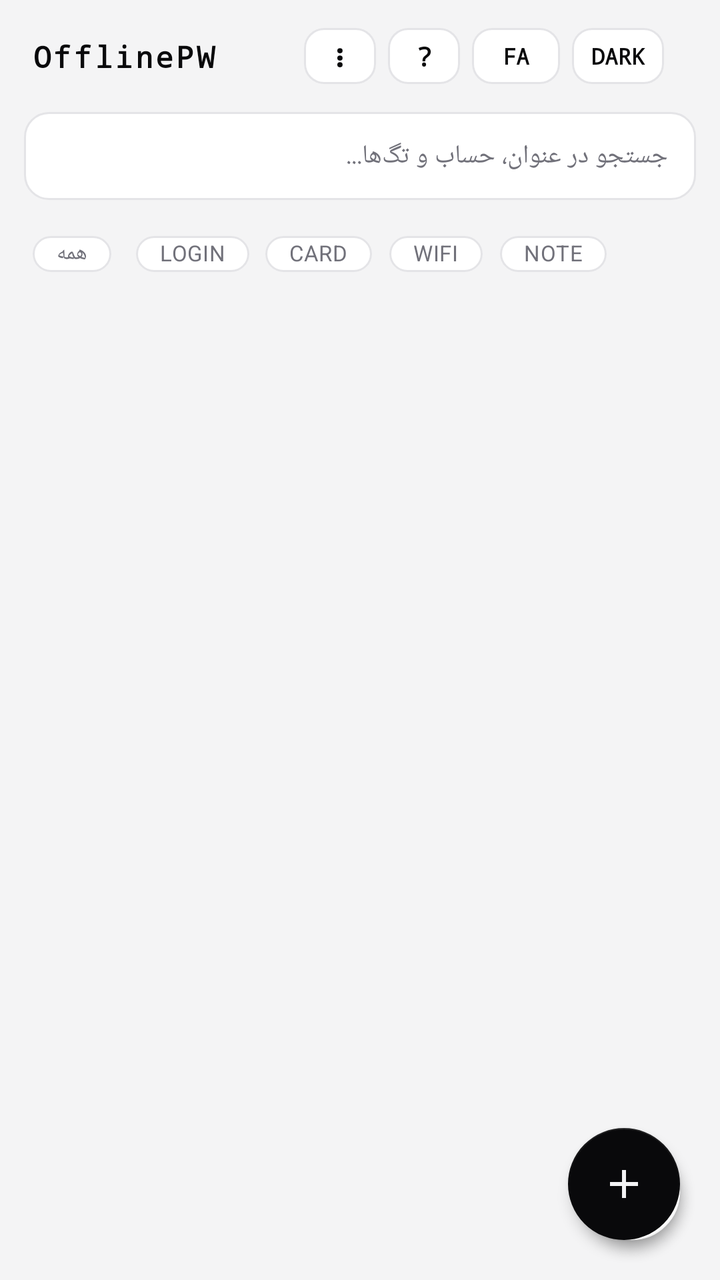
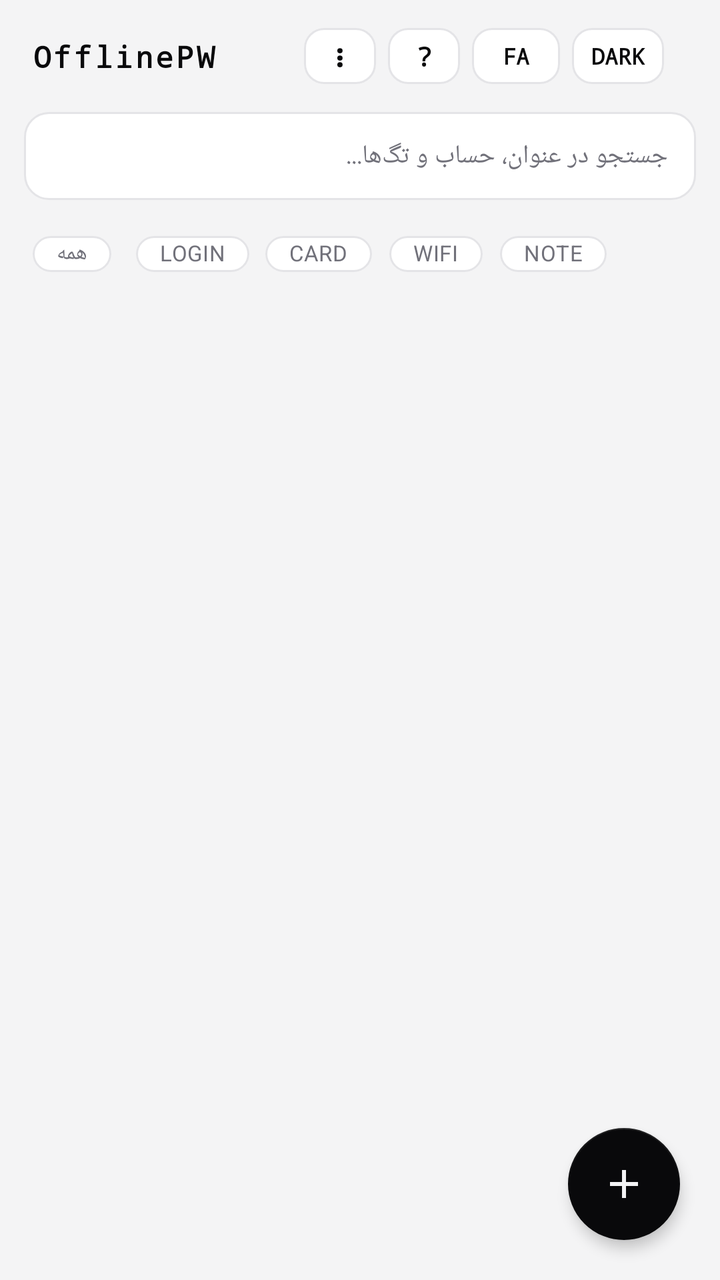

The first picture is an Android layout as it rendered before a commit; the second is the same layout after the commit. The layout source and the unified diff follow.
<!-- AndroidManifest.xml: application theme Theme.Material3.Dark.NoActionBar -->
<!-- res/layout/activity_main.xml -->
<?xml version="1.0" encoding="utf-8"?>
<androidx.coordinatorlayout.widget.CoordinatorLayout
    xmlns:android="http://schemas.android.com/apk/res/android"
    xmlns:app="http://schemas.android.com/apk/res-auto"
    android:id="@+id/mainRootLayout"
    android:layout_width="match_parent"
    android:layout_height="match_parent"
    android:background="@color/nordic_bg">

    <com.google.android.material.appbar.AppBarLayout
        android:id="@+id/appBarLayout"
        android:layout_width="match_parent"
        android:layout_height="wrap_content"
        android:background="@color/nordic_bg"
        app:elevation="0dp">

        <androidx.appcompat.widget.Toolbar
            android:id="@+id/toolbar"
            android:layout_width="match_parent"
            android:layout_height="56dp"
            android:paddingHorizontal="14dp">

            <androidx.constraintlayout.widget.ConstraintLayout
                android:layout_width="match_parent"
                android:layout_height="match_parent">

                
                <TextView
                    android:id="@+id/tvAppTitle"
                    android:layout_width="wrap_content"
                    android:layout_height="wrap_content"
                    android:text="OfflinePW"
                    android:textColor="@color/nordic_text_primary"
                    android:textStyle="bold"
                    android:letterSpacing="0.08"
                    android:fontFamily="monospace"
                    android:textSize="15sp"
                    app:layout_constraintStart_toStartOf="parent"
                    app:layout_constraintTop_toTopOf="parent"
                    app:layout_constraintBottom_toBottomOf="parent" />

                
                <LinearLayout
                    android:layout_width="wrap_content"
                    android:layout_height="wrap_content"
                    android:orientation="horizontal"
                    android:gravity="center_vertical"
                    app:layout_constraintEnd_toEndOf="parent"
                    app:layout_constraintTop_toTopOf="parent"
                    app:layout_constraintBottom_toBottomOf="parent">

                    
                    <com.google.android.material.button.MaterialButton
                        android:id="@+id/btnMore"
                        style="@style/Widget.Material3.Button.TonalButton"
                        android:layout_width="36dp"
                        android:layout_height="36dp"
                        android:padding="0dp"
                        android:text="⋮"
                        android:textSize="15sp"
                        android:textStyle="bold"
                        android:fontFamily="monospace"
                        android:textColor="@color/nordic_text_primary"
                        app:backgroundTint="@color/nordic_tonal_btn_bg"
                        app:strokeColor="@color/nordic_border"
                        app:strokeWidth="1dp"
                        app:cornerRadius="10dp"
                        android:layout_marginEnd="6dp"
                        android:contentDescription="More" />

                    
                    <com.google.android.material.button.MaterialButton
                        android:id="@+id/btnAbout"
                        style="@style/Widget.Material3.Button.TonalButton"
                        android:layout_width="36dp"
                        android:layout_height="36dp"
                        android:padding="0dp"
                        android:text="?"
                        android:textSize="13sp"
                        android:textStyle="bold"
                        android:fontFamily="monospace"
                        android:textColor="@color/nordic_text_primary"
                        app:backgroundTint="@color/nordic_tonal_btn_bg"
                        app:strokeColor="@color/nordic_border"
                        app:strokeWidth="1dp"
                        app:cornerRadius="10dp"
                        android:layout_marginEnd="6dp" />

                    
                    <com.google.android.material.button.MaterialButton
                        android:id="@+id/btnLanguage"
                        style="@style/Widget.Material3.Button.TonalButton"
                        android:layout_width="wrap_content"
                        android:layout_height="36dp"
                        android:minWidth="44dp"
                        android:paddingHorizontal="10dp"
                        android:paddingVertical="0dp"
                        android:text="FA"
                        android:textSize="11sp"
                        android:textStyle="bold"
                        android:fontFamily="monospace"
                        android:textColor="@color/nordic_text_primary"
                        app:backgroundTint="@color/nordic_tonal_btn_bg"
                        app:strokeColor="@color/nordic_border"
                        app:strokeWidth="1dp"
                        app:cornerRadius="10dp"
                        android:layout_marginEnd="6dp" />

                    
                    <com.google.android.material.button.MaterialButton
                        android:id="@+id/btnThemeToggle"
                        style="@style/Widget.Material3.Button.TonalButton"
                        android:layout_width="wrap_content"
                        android:layout_height="36dp"
                        android:minWidth="46dp"
                        android:paddingHorizontal="8dp"
                        android:paddingVertical="0dp"
                        android:text="DARK"
                        android:textSize="11sp"
                        android:textStyle="bold"
                        android:fontFamily="monospace"
                        android:textColor="@color/nordic_text_primary"
                        app:backgroundTint="@color/nordic_tonal_btn_bg"
                        app:strokeColor="@color/nordic_border"
                        app:strokeWidth="1dp"
                        app:cornerRadius="10dp" />
                </LinearLayout>

            </androidx.constraintlayout.widget.ConstraintLayout>
        </androidx.appcompat.widget.Toolbar>

        <EditText
            android:id="@+id/etSearch"
            android:layout_width="match_parent"
            android:layout_height="44dp"
            android:layout_marginHorizontal="12dp"
            android:layout_marginBottom="10dp"
            android:hint="جستجو در عنوان، حساب و تگ‌ها..."
            android:textColorHint="@color/nordic_text_secondary"
            android:textColor="@color/nordic_text_primary"
            android:textSize="13sp"
            android:paddingHorizontal="14dp"
            android:background="@drawable/bg_search_input" />

        
        <HorizontalScrollView
            android:layout_width="match_parent"
            android:layout_height="wrap_content"
            android:scrollbars="none"
            android:clipToPadding="false"
            android:paddingStart="12dp"
            android:paddingEnd="12dp"
            android:paddingBottom="10dp">

            <com.google.android.material.chip.ChipGroup
                android:id="@+id/chipGroupCategory"
                android:layout_width="wrap_content"
                android:layout_height="wrap_content"
                app:singleLine="true"
                app:singleSelection="true">

                <com.google.android.material.chip.Chip
                    android:id="@+id/chipAll"
                    style="@style/Widget.MaterialComponents.Chip.Choice"
                    android:layout_width="wrap_content"
                    android:layout_height="34dp"
                    android:minHeight="34dp"
                    android:insetTop="0dp"
                    android:insetBottom="0dp"
                    android:text="همه"
                    android:textSize="11sp"
                    android:textStyle="bold"
                    android:fontFamily="monospace"
                    android:textColor="@color/chip_text"
                    app:chipBackgroundColor="@color/chip_bg"
                    app:chipStrokeColor="@color/nordic_border"
                    app:chipStrokeWidth="1dp"
                    app:checkedIconVisible="false" />

                <com.google.android.material.chip.Chip
                    android:id="@+id/chipLogin"
                    style="@style/Widget.MaterialComponents.Chip.Choice"
                    android:layout_width="wrap_content"
                    android:layout_height="34dp"
                    android:minHeight="34dp"
                    android:insetTop="0dp"
                    android:insetBottom="0dp"
                    android:text="LOGIN"
                    android:textSize="11sp"
                    android:textStyle="bold"
                    android:fontFamily="monospace"
                    android:textColor="@color/chip_text"
                    app:chipBackgroundColor="@color/chip_bg"
                    app:chipStrokeColor="@color/nordic_border"
                    app:chipStrokeWidth="1dp"
                    app:checkedIconVisible="false" />

                <com.google.android.material.chip.Chip
                    android:id="@+id/chipCard"
                    style="@style/Widget.MaterialComponents.Chip.Choice"
                    android:layout_width="wrap_content"
                    android:layout_height="34dp"
                    android:minHeight="34dp"
                    android:insetTop="0dp"
                    android:insetBottom="0dp"
                    android:text="CARD"
                    android:textSize="11sp"
                    android:textStyle="bold"
                    android:fontFamily="monospace"
                    android:textColor="@color/chip_text"
                    app:chipBackgroundColor="@color/chip_bg"
                    app:chipStrokeColor="@color/nordic_border"
                    app:chipStrokeWidth="1dp"
                    app:checkedIconVisible="false" />

                <com.google.android.material.chip.Chip
                    android:id="@+id/chipWifi"
                    style="@style/Widget.MaterialComponents.Chip.Choice"
                    android:layout_width="wrap_content"
                    android:layout_height="34dp"
                    android:minHeight="34dp"
                    android:insetTop="0dp"
                    android:insetBottom="0dp"
                    android:text="WIFI"
                    android:textSize="11sp"
                    android:textStyle="bold"
                    android:fontFamily="monospace"
                    android:textColor="@color/chip_text"
                    app:chipBackgroundColor="@color/chip_bg"
                    app:chipStrokeColor="@color/nordic_border"
                    app:chipStrokeWidth="1dp"
                    app:checkedIconVisible="false" />

                <com.google.android.material.chip.Chip
                    android:id="@+id/chipNote"
                    style="@style/Widget.MaterialComponents.Chip.Choice"
                    android:layout_width="wrap_content"
                    android:layout_height="34dp"
                    android:minHeight="34dp"
                    android:insetTop="0dp"
                    android:insetBottom="0dp"
                    android:text="NOTE"
                    android:textSize="11sp"
                    android:textStyle="bold"
                    android:fontFamily="monospace"
                    android:textColor="@color/chip_text"
                    app:chipBackgroundColor="@color/chip_bg"
                    app:chipStrokeColor="@color/nordic_border"
                    app:chipStrokeWidth="1dp"
                    app:checkedIconVisible="false" />
            </com.google.android.material.chip.ChipGroup>
        </HorizontalScrollView>
    </com.google.android.material.appbar.AppBarLayout>

    <androidx.recyclerview.widget.RecyclerView
        android:id="@+id/rvVault"
        android:layout_width="match_parent"
        android:layout_height="match_parent"
        android:clipToPadding="false"
        android:paddingTop="4dp"
        android:paddingBottom="90dp"
        app:layout_behavior="@string/appbar_scrolling_view_behavior" />

    
    <com.google.android.material.floatingactionbutton.FloatingActionButton
        android:id="@+id/fabBackup"
        android:layout_width="wrap_content"
        android:layout_height="wrap_content"
        android:layout_gravity="bottom|end"
        android:layout_margin="20dp"
        android:layout_marginBottom="88dp"
        app:fabCustomSize="48dp"
        app:maxImageSize="22dp"
        android:src="@drawable/ic_backup"
        app:backgroundTint="@color/nordic_tonal_btn_bg"
        app:tint="@color/nordic_text_primary"
        app:elevation="4dp" />

    <com.google.android.material.floatingactionbutton.FloatingActionButton
        android:id="@+id/fabAdd"
        android:layout_width="wrap_content"
        android:layout_height="wrap_content"
        android:layout_gravity="bottom|end"
        android:layout_margin="20dp"
        android:src="@drawable/ic_add"
        app:backgroundTint="@color/nordic_text_primary"
        app:tint="@color/nordic_bg"
        app:elevation="4dp" />

</androidx.coordinatorlayout.widget.CoordinatorLayout>
<!-- resources referenced by this layout -->
<resources>
  <color name="nordic_bg">#F4F4F5</color>
  <color name="nordic_border">#E4E4E7</color>
  <color name="nordic_text_primary">#09090B</color>
  <color name="nordic_text_secondary">#71717A</color>
  <color name="nordic_tonal_btn_bg">#FFFFFF</color>
  <!-- drawable bg_search_input (drawable) -->
  <?xml version="1.0" encoding="utf-8"?>
  <shape xmlns:android="http://schemas.android.com/apk/res/android">
      <solid android:color="@color/nordic_surface" />
      <stroke android:width="1dp" android:color="@color/nordic_border" />
      <corners android:radius="12dp" />
  </shape>
  <!-- drawable ic_add (drawable) -->
  <vector xmlns:android="http://schemas.android.com/apk/res/android"
      android:width="24dp"
      android:height="24dp"
      android:viewportWidth="24"
      android:viewportHeight="24">
    <path
        android:fillColor="#09090B"
        android:pathData="M19,13h-6v6h-2v-6H5v-2h6V5h2v6h6v2z"/>
  </vector>
  <!-- drawable ic_backup (drawable) -->
  <vector xmlns:android="http://schemas.android.com/apk/res/android"
      android:width="24dp"
      android:height="24dp"
      android:viewportWidth="24"
      android:viewportHeight="24">
    <path
        android:fillColor="#FFFFFFFF"
        android:pathData="M19.35,10.04C18.67,6.59 15.64,4 12,4 9.11,4 6.6,5.64 5.35,8.04 2.34,8.36 0,10.91 0,14c0,3.31 2.69,6 6,6h13c2.76,0 5,-2.24 5,-5 0,-2.64 -2.05,-4.78 -4.65,-4.96zM14,17v-4h-4v-4H7l5,-5 5,5h-3z"/>
  </vector>
  <style name="Theme.Material3.Dark.NoActionBar" parent="Theme.MaterialComponents.DayNight.NoActionBar">
          <item name="android:statusBarColor">@color/nordic_bg</item>
          <item name="android:windowBackground">@color/nordic_bg</item>
      </style>
  <color name="nordic_surface">#FFFFFF</color>
</resources>

<!-- the commit's change to res/layout/activity_main.xml (unified diff, before → after) -->
@@ -261,20 +261,6 @@
         android:paddingBottom="90dp"
         app:layout_behavior="@string/appbar_scrolling_view_behavior" />
 
-    
-    <com.google.android.material.floatingactionbutton.FloatingActionButton
-        android:id="@+id/fabBackup"
-        android:layout_width="wrap_content"
-        android:layout_height="wrap_content"
-        android:layout_gravity="bottom|end"
-        android:layout_margin="20dp"
-        android:layout_marginBottom="88dp"
-        app:fabCustomSize="48dp"
-        app:maxImageSize="22dp"
-        android:src="@drawable/ic_backup"
-        app:backgroundTint="@color/nordic_tonal_btn_bg"
-        app:tint="@color/nordic_text_primary"
-        app:elevation="4dp" />
 
     <com.google.android.material.floatingactionbutton.FloatingActionButton
         android:id="@+id/fabAdd"
<!-- resource entries referenced after the edit -->
@@ -22,16 +22,6 @@
         android:fillColor="#09090B"
         android:pathData="M19,13h-6v6h-2v-6H5v-2h6V5h2v6h6v2z"/>
   </vector>
-  <!-- drawable ic_backup (drawable) -->
-  <vector xmlns:android="http://schemas.android.com/apk/res/android"
-      android:width="24dp"
-      android:height="24dp"
-      android:viewportWidth="24"
-      android:viewportHeight="24">
-    <path
-        android:fillColor="#FFFFFFFF"
-        android:pathData="M19.35,10.04C18.67,6.59 15.64,4 12,4 9.11,4 6.6,5.64 5.35,8.04 2.34,8.36 0,10.91 0,14c0,3.31 2.69,6 6,6h13c2.76,0 5,-2.24 5,-5 0,-2.64 -2.05,-4.78 -4.65,-4.96zM14,17v-4h-4v-4H7l5,-5 5,5h-3z"/>
-  </vector>
   <style name="Theme.Material3.Dark.NoActionBar" parent="Theme.MaterialComponents.DayNight.NoActionBar">
           <item name="android:statusBarColor">@color/nordic_bg</item>
           <item name="android:windowBackground">@color/nordic_bg</item>
